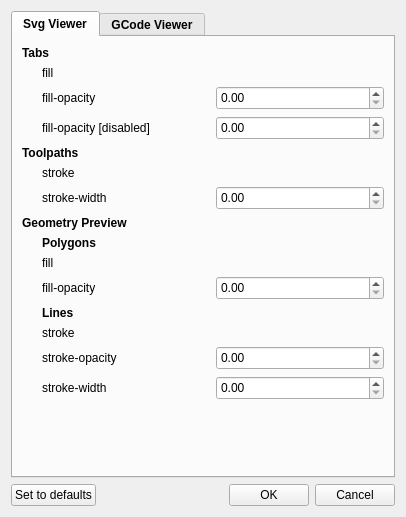
Qt form settings/settings.ui (xmarduel/pycut) before a commit.
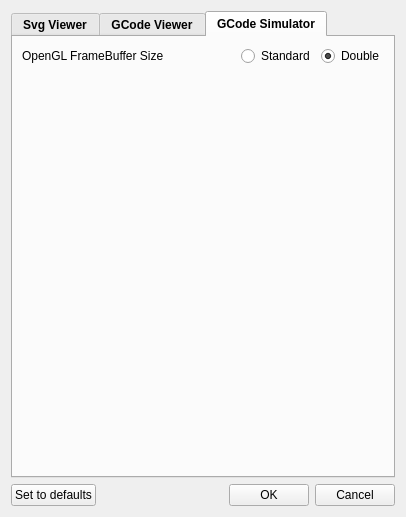
The same form after that commit. The open tabs and pages were chosen to show the change. Custom widgets are drawn as their Qt base class.

What changed in the file:
```diff
--- a/settings/settings.ui
+++ b/settings/settings.ui
@@ -364,6 +364,71 @@
        </item>
       </layout>
      </widget>
+     <widget class="QWidget" name="TabGCodeSimulator">
+      <attribute name="title">
+       <string>GCode Simulator</string>
+      </attribute>
+      <layout class="QVBoxLayout" name="verticalLayout_5">
+       <item>
+        <layout class="QHBoxLayout" name="horizontalLayout_2">
+         <item>
+          <widget class="QLabel" name="label_3">
+           <property name="text">
+            <string>OpenGL FrameBuffer Size</string>
+           </property>
+          </widget>
+         </item>
+         <item>
+          <spacer name="horizontalSpacer_2">
+           <property name="orientation">
+            <enum>Qt::Horizontal</enum>
+           </property>
+           <property name="sizeHint" stdset="0">
+            <size>
+             <width>40</width>
+             <height>20</height>
+            </size>
+           </property>
+          </spacer>
+         </item>
+         <item>
+          <layout class="QHBoxLayout" name="horizontalLayout">
+           <item>
+            <widget class="QRadioButton" name="radioButton_GCODE_SIMULATOR_FB_1">
+             <property name="text">
+              <string>Standard</string>
+             </property>
+            </widget>
+           </item>
+           <item>
+            <widget class="QRadioButton" name="radioButton_GCODE_SIMULATOR_FB_2">
+             <property name="text">
+              <string>Double</string>
+             </property>
+             <property name="checked">
+              <bool>true</bool>
+             </property>
+            </widget>
+           </item>
+          </layout>
+         </item>
+        </layout>
+       </item>
+       <item>
+        <spacer name="verticalSpacer_3">
+         <property name="orientation">
+          <enum>Qt::Vertical</enum>
+         </property>
+         <property name="sizeHint" stdset="0">
+          <size>
+           <width>20</width>
+           <height>40</height>
+          </size>
+         </property>
+        </spacer>
+       </item>
+      </layout>
+     </widget>
     </widget>
    </item>
    <item>
```
Left out of the diff: 4 changed lines with no effect on the pictures.
